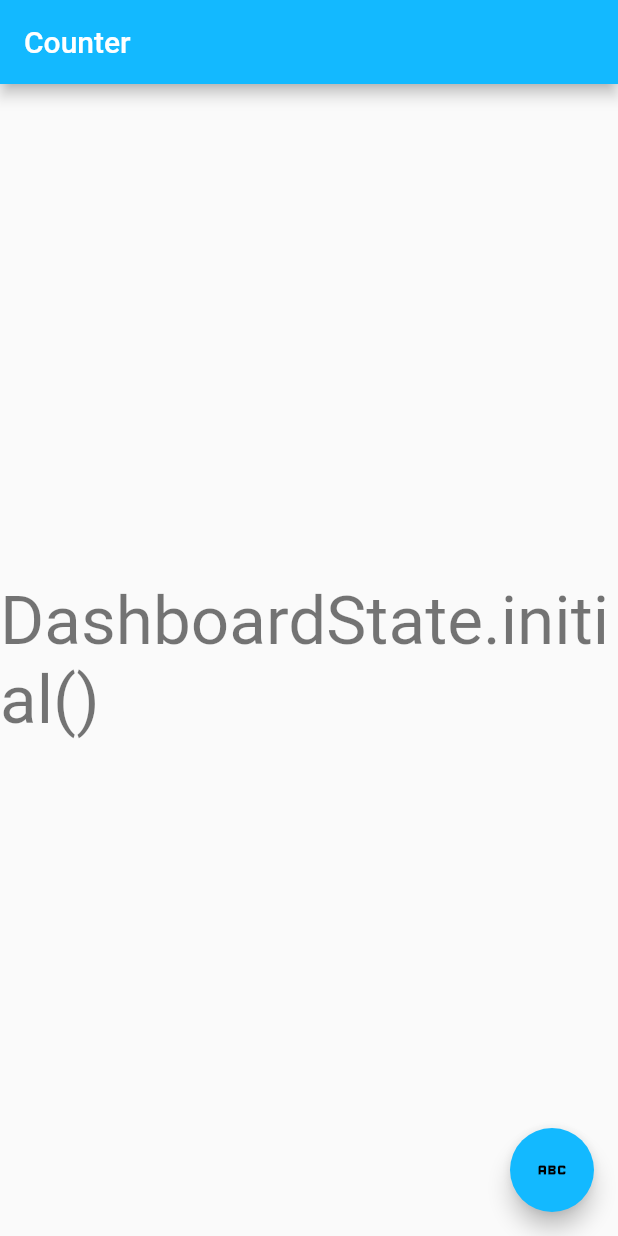
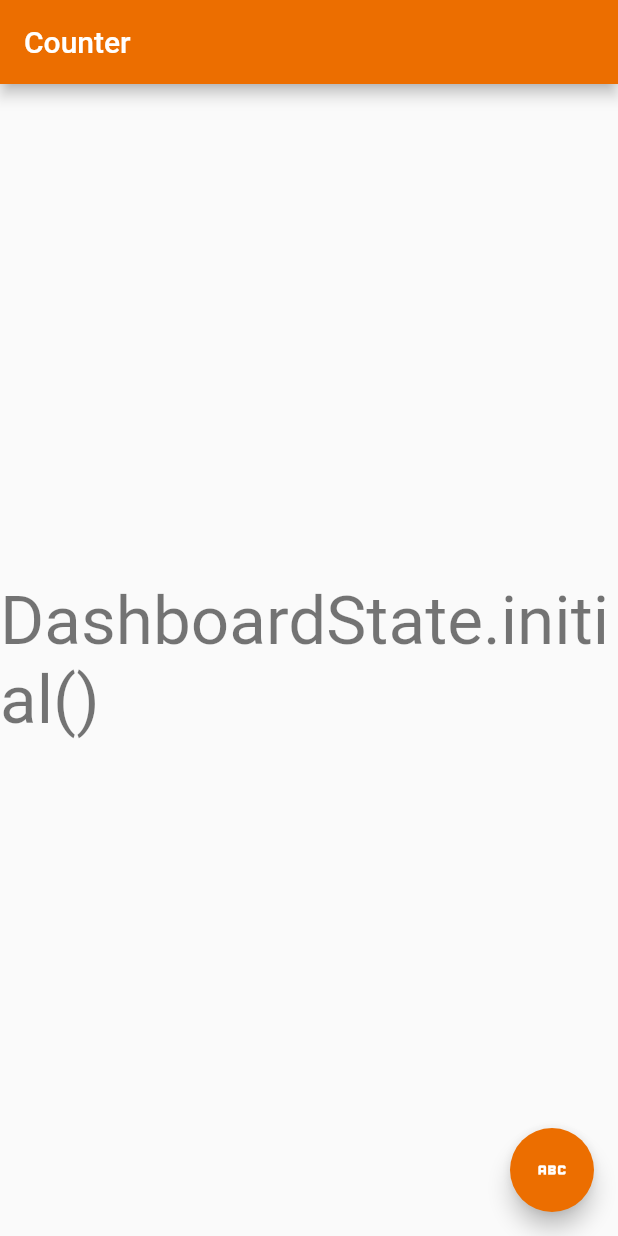
Before and after one commit to mahmuthanb/flutter_template, a Flutter app: the screen it shows after launch, on a phone screen of 412 x 824 dp. Run offline on Flutter 3.47's test engine with Material 2 defaults, Android fonts, the phone set to English and light mode, and no system bars; our stand-ins replace bloc, flutter_bloc, freezed_annotation; generated files the repository leaves out were written again.

Commit message:
res folder, theming and some consts

```diff
--- a/lib/app/view/app.dart
+++ b/lib/app/view/app.dart
@@ -1,4 +1,5 @@
 import 'package:flutter/material.dart';
+import 'package:flutter_template/core/res/theme.dart';
 import 'package:flutter_template/dashboard/view/dashboard_page.dart';
 import 'package:flutter_template/l10n/l10n.dart';
 
@@ -8,12 +9,7 @@ class App extends StatelessWidget {
   @override
   Widget build(BuildContext context) {
     return MaterialApp(
-      theme: ThemeData(
-        appBarTheme: const AppBarTheme(color: Color(0xFF13B9FF)),
-        colorScheme: ColorScheme.fromSwatch(
-          accentColor: const Color(0xFF13B9FF),
-        ),
-      ),
+      theme: AppTheme.theme(),
       localizationsDelegates: AppLocalizations.localizationsDelegates,
       supportedLocales: AppLocalizations.supportedLocales,
       home: const DashboardPage(),
--- /dev/null
+++ b/lib/core/res/colors.dart
@@ -0,0 +1,85 @@
+// Dart imports:
+import 'dart:math';
+
+// Flutter imports:
+import 'package:flutter/material.dart';
+
+class AppColors {
+  static const MaterialColor primarySwatch = MaterialColor(
+    _primarySwatchValue,
+    <int, Color>{
+      50: Color(0xffffefe6),
+      100: Color(0xfffedfcd),
+      200: Color(0xfffdbe9b),
+      300: Color(0xfffc9e69),
+      400: Color(0xfffb7d37),
+      500: Color(_primarySwatchValue),
+      600: Color(0xffc84a04),
+      700: Color(0xff963803),
+      800: Color(0xff642502),
+      900: Color(0xff321301)
+    },
+  );
+  static const int _primarySwatchValue = 0xFFEC6E00;
+  static const Color divider = Color(0xFFF3F3F3);
+  static const Color white = Color(0xFFFFFFFF);
+  static const Color blue = Color(0xFF027BFF);
+  static const Color darkBlue = Color(0xFF516177);
+
+  static const Color grayBlue = Color.fromARGB(49, 0, 123, 255);
+
+  static const Color red = Color(0xFFF44336);
+  static const Color black = Color(0xFF000000);
+  static const Color darkGrey = Color(0xFF717171);
+  static const Color lightGrey = Color(0xFFF6F6F7);
+  static const Color grey = Color(0xFFd4d4d4);
+  static const Color transparent = Color(0x00000000);
+
+  static const Color chatBlue = Color(0xFFe9f5ff);
+  static const Color chatGreen = Color(0xFFBCEFD8);
+
+  static const Color green = Color(0xFF30d126);
+
+  static const Color text = Color(0xFF444444);
+
+  static const Color facebook = Color(0xFF3b5998);
+  static const Color apple = Color(0xFF000000);
+  static const Color google = Color(0xFFdd482f);
+  static const Color green2 = Color(0xFF47b6ad);
+  static const Color green3 = Color(0xFF4FBA89);
+  static const LinearGradient gradient = LinearGradient(
+    colors: [green, primarySwatch],
+  );
+  static Color get random =>
+      Colors.primaries[Random().nextInt(Colors.primaries.length)];
+}
+
+extension ColorsEx on Color {
+  MaterialColor toMaterial() {
+    return MaterialColor(value, _getSwatch(this));
+  }
+
+  Map<int, Color> _getSwatch(Color color) {
+    final hslColor = HSLColor.fromColor(color);
+    final lightness = hslColor.lightness;
+
+    const lowDivisor = 6;
+    const highDivisor = 5;
+
+    final lowStep = (1.0 - lightness) / lowDivisor;
+    final highStep = lightness / highDivisor;
+
+    return {
+      50: hslColor.withLightness(lightness + (lowStep * 5)).toColor(),
+      100: hslColor.withLightness(lightness + (lowStep * 4)).toColor(),
+      200: hslColor.withLightness(lightness + (lowStep * 3)).toColor(),
+      300: hslColor.withLightness(lightness + (lowStep * 2)).toColor(),
+      400: hslColor.withLightness(lightness + lowStep).toColor(),
+      500: hslColor.withLightness(lightness).toColor(),
+      600: hslColor.withLightness(lightness - highStep).toColor(),
+      700: hslColor.withLightness(lightness - (highStep * 2)).toColor(),
+      800: hslColor.withLightness(lightness - (highStep * 3)).toColor(),
+      900: hslColor.withLightness(lightness - (highStep * 4)).toColor(),
+    };
+  }
+}
--- /dev/null
+++ b/lib/core/res/theme.dart
@@ -0,0 +1,8 @@
+import 'package:flutter/material.dart';
+import 'package:flutter_template/core/res/colors.dart';
+
+class AppTheme {
+  static ThemeData theme() => ThemeData(
+        primarySwatch: AppColors.primarySwatch,
+      );
+}
```
